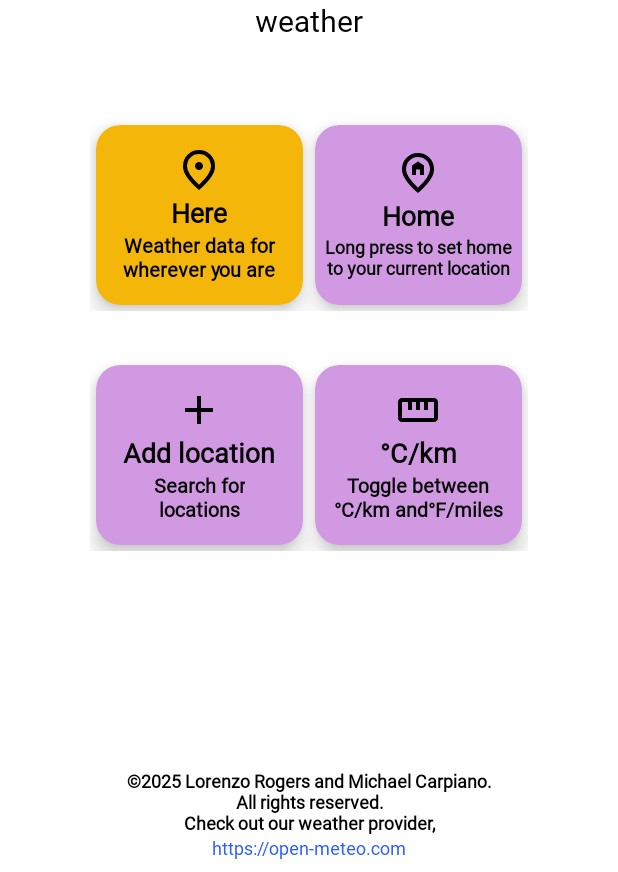
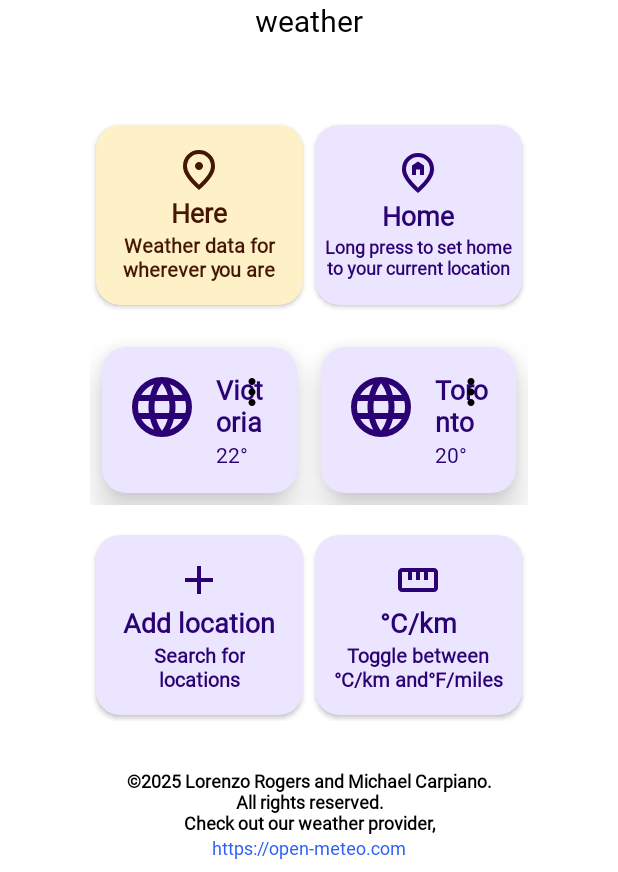
Before and after one commit to lorenzorogers/Atmosphere, an Android app: the HomeActivity screen opened directly, with no data from a screen before it, on a phone screen of 412 x 824 dp, the part 364-1236 px from its top. Run offline under Robolectric (Android 15) with nearby library versions, the phone set to English and light mode, and no system bars.

Commit message:
feat: begin design fixes

```diff
--- a/app/src/main/java/com/lorenzorogers/atmosphere/HomeActivity.java
+++ b/app/src/main/java/com/lorenzorogers/atmosphere/HomeActivity.java
@@ -87,8 +87,8 @@ public class HomeActivity extends AppCompatActivity {
 
         List<CardItem> cardList = loadCardList();
         if (cardList.isEmpty()) {
-            //cardList.add(new CardItem("Victoria", "22°", R.drawable.language_24px, true));
-            //cardList.add(new CardItem("Toronto", "20°", R.drawable.language_24px, true));
+            cardList.add(new CardItem("Victoria", "22°", R.drawable.language_24px, true));
+            cardList.add(new CardItem("Toronto", "20°", R.drawable.language_24px, true));
         }
 
         TextView unitToggleText = findViewById(R.id.unitToggleText);
--- a/app/src/main/res/layout/activity_home.xml
+++ b/app/src/main/res/layout/activity_home.xml
@@ -96,9 +96,8 @@
                     android:layout_width="0dp"
                     android:layout_height="120dp"
                     android:layout_columnWeight="1"
-                    app:cardBackgroundColor="@color/yellow"
-                    app:cardCornerRadius="16dp"
-                    app:cardElevation="8dp">
+                    app:cardBackgroundColor="@color/atmosphere_yellow_100"
+                    app:cardCornerRadius="16dp">
 
                     <LinearLayout
                         android:layout_width="match_parent"
@@ -111,14 +110,14 @@
                             android:layout_width="32dp"
                             android:layout_height="32dp"
                             android:src="@drawable/location_on_24px"
-                            app:tint="@color/black" />
+                            app:tint="@color/atmosphere_yellow_950" />
 
                         <TextView
                             android:id="@+id/hereLocationText"
                             android:layout_width="wrap_content"
                             android:layout_height="wrap_content"
                             android:text="Here"
-                            android:textColor="@color/black"
+                            android:textColor="@color/atmosphere_yellow_950"
                             android:textSize="18sp"
                             android:textStyle="bold" />
 
@@ -129,7 +128,7 @@
                             android:gravity="center"
                             android:textSize="13sp"
                             android:text="Weather data for\nwherever you are"
-                            android:textColor="@color/black"
+                            android:textColor="@color/atmosphere_yellow_950"
                             android:textFontWeight="600" />
                     </LinearLayout>
                 </androidx.cardview.widget.CardView>
@@ -139,9 +138,8 @@
                     android:layout_width="0dp"
                     android:layout_height="120dp"
                     android:layout_columnWeight="1"
-                    app:cardBackgroundColor="@color/lavender"
-                    app:cardCornerRadius="16dp"
-                    app:cardElevation="8dp">
+                    app:cardBackgroundColor="@color/atmosphere_purple_100"
+                    app:cardCornerRadius="16dp">
 
                     <LinearLayout
                         android:layout_width="match_parent"
@@ -154,14 +152,14 @@
                             android:layout_width="32dp"
                             android:layout_height="32dp"
                             android:src="@drawable/home_pin_24px"
-                            app:tint="@color/black" />
+                            app:tint="@color/atmosphere_purple_950" />
 
                         <TextView
                             android:id="@+id/homeLocationText"
                             android:layout_width="wrap_content"
                             android:layout_height="wrap_content"
                             android:text="Home"
-                            android:textColor="@color/black"
+                            android:textColor="@color/atmosphere_purple_950"
                             android:textSize="18sp"
                             android:textStyle="bold" />
 
@@ -172,7 +170,7 @@
                             android:gravity="center"
                             android:textSize="12sp"
                             android:text="Long press to set home\nto your current location"
-                            android:textColor="@color/black"
+                            android:textColor="@color/atmosphere_purple_950"
                             android:textFontWeight="600" />
                     </LinearLayout>
                 </androidx.cardview.widget.CardView>
@@ -207,9 +205,8 @@
                     android:layout_width="0dp"
                     android:layout_height="120dp"
                     android:layout_columnWeight="1"
-                    app:cardBackgroundColor="@color/lavender"
-                    app:cardCornerRadius="16dp"
-                    app:cardElevation="8dp">
+                    app:cardBackgroundColor="@color/atmosphere_purple_100"
+                    app:cardCornerRadius="16dp">
 
                     <LinearLayout
                         android:layout_width="match_parent"
@@ -221,13 +218,13 @@
                             android:layout_width="32dp"
                             android:layout_height="32dp"
                             android:src="@drawable/add_24px"
-                            app:tint="@color/black" />
+                            app:tint="@color/atmosphere_purple_950" />
 
                         <TextView
                             android:layout_width="wrap_content"
                             android:layout_height="wrap_content"
                             android:text="Add location"
-                            android:textColor="@color/black"
+                            android:textColor="@color/atmosphere_purple_950"
                             android:textSize="18sp"
                             android:textStyle="bold" />
 
@@ -237,7 +234,7 @@
                             android:gravity="center"
                             android:textSize="13sp"
                             android:text="Search for\nlocations"
-                            android:textColor="@color/black"
+                            android:textColor="@color/atmosphere_purple_950"
                             android:textFontWeight="600" />
                     </LinearLayout>
                 </androidx.cardview.widget.CardView>
@@ -247,9 +244,8 @@
                     android:layout_width="0dp"
                     android:layout_height="120dp"
                     android:layout_columnWeight="1"
-                    app:cardBackgroundColor="@color/lavender"
-                    app:cardCornerRadius="16dp"
-                    app:cardElevation="8dp">
+                    app:cardBackgroundColor="@color/atmosphere_purple_100"
+                    app:cardCornerRadius="16dp">
 
                     <LinearLayout
                         android:layout_width="match_parent"
@@ -261,14 +257,14 @@
                             android:layout_width="32dp"
                             android:layout_height="32dp"
                             android:src="@drawable/ruler"
-                            app:tint="@color/black" />
+                            app:tint="@color/atmosphere_purple_950" />
 
                         <TextView
                             android:id="@+id/unitToggleText"
                             android:layout_width="wrap_content"
                             android:layout_height="wrap_content"
                             android:text="°C/°F"
-                            android:textColor="@color/black"
+                            android:textColor="@color/atmosphere_purple_950"
                             android:textSize="18sp"
                             android:textStyle="bold" />
 
@@ -278,7 +274,7 @@
                             android:gravity="center"
                             android:textSize="13sp"
                             android:text="Toggle between\n°C/km and°F/miles"
-                            android:textColor="@color/black"
+                            android:textColor="@color/atmosphere_purple_950"
                             android:textFontWeight="600" />
                     </LinearLayout>
                 </androidx.cardview.widget.CardView>
--- a/app/src/main/res/layout/item_card.xml
+++ b/app/src/main/res/layout/item_card.xml
@@ -8,13 +8,11 @@
     android:layout_margin="8dp"
     android:translationZ="12dp"
     android:elevation="200dp"
-    android:backgroundTint="@color/lavender"
-    app:cardCornerRadius="16dp"
-    app:cardElevation="8dp">
+    android:backgroundTint="@color/atmosphere_purple_100"
+    app:cardCornerRadius="16dp">
 
     <RelativeLayout
         android:layout_width="match_parent"
-        android:backgroundTint="@color/lavender"
         android:layout_height="wrap_content"
         android:padding="16dp">
 
@@ -25,7 +23,8 @@
             android:layout_height="48dp"
             android:layout_alignParentStart="true"
             android:src="@drawable/language_24px"
-            app:tint="@color/black"/>
+            app:tint="@color/atmosphere_purple_950"
+            />
 
         <TextView
             android:id="@+id/cardTitle"
@@ -34,7 +33,7 @@
             android:layout_toEndOf="@id/cardIcon"
             android:layout_marginStart="12dp"
             android:text="Title"
-            app:tint="@color/black"
+            android:textColor="@color/atmosphere_purple_950"
             android:fontFamily="@font/intervariable"
             android:textSize="18sp"
             android:textStyle="bold" />
@@ -48,11 +47,12 @@
             android:layout_toEndOf="@id/cardIcon"
             android:layout_marginStart="12dp"
             android:text="Subtitle"
-            app:tint="@color/black"
+            android:textColor="@color/atmosphere_purple_950"
             android:textSize="14sp" />
 
         <ImageView
             android:id="@+id/moreOptions"
+            app:tint="@color/black"
             android:layout_width="28dp"
             android:layout_height="28dp"
             android:layout_alignParentEnd="true"
```
